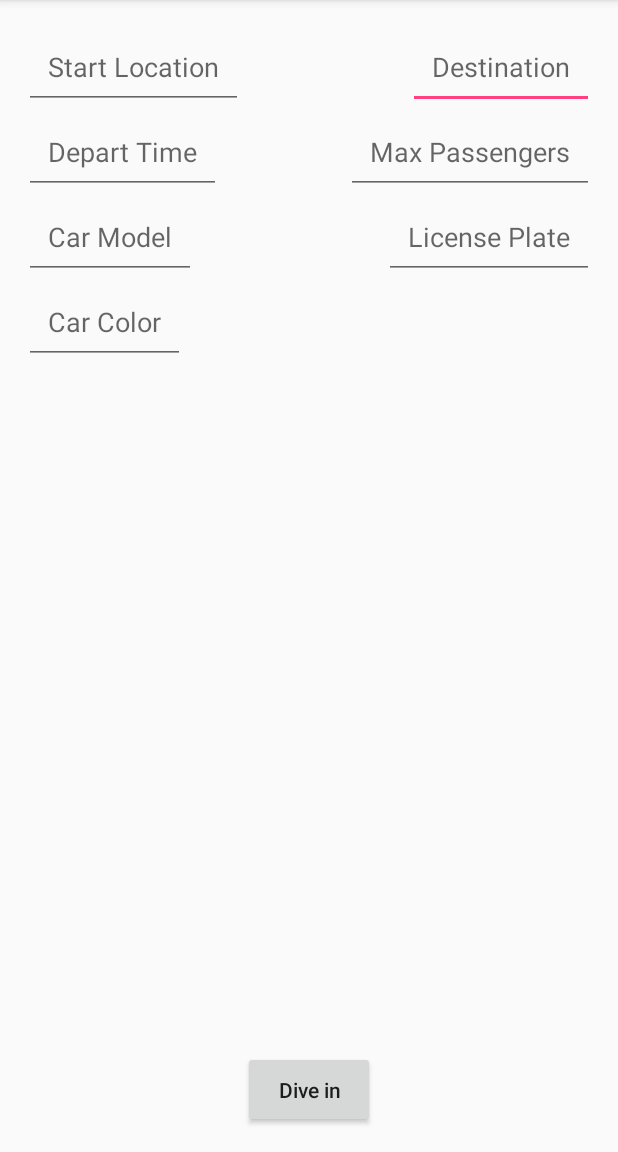
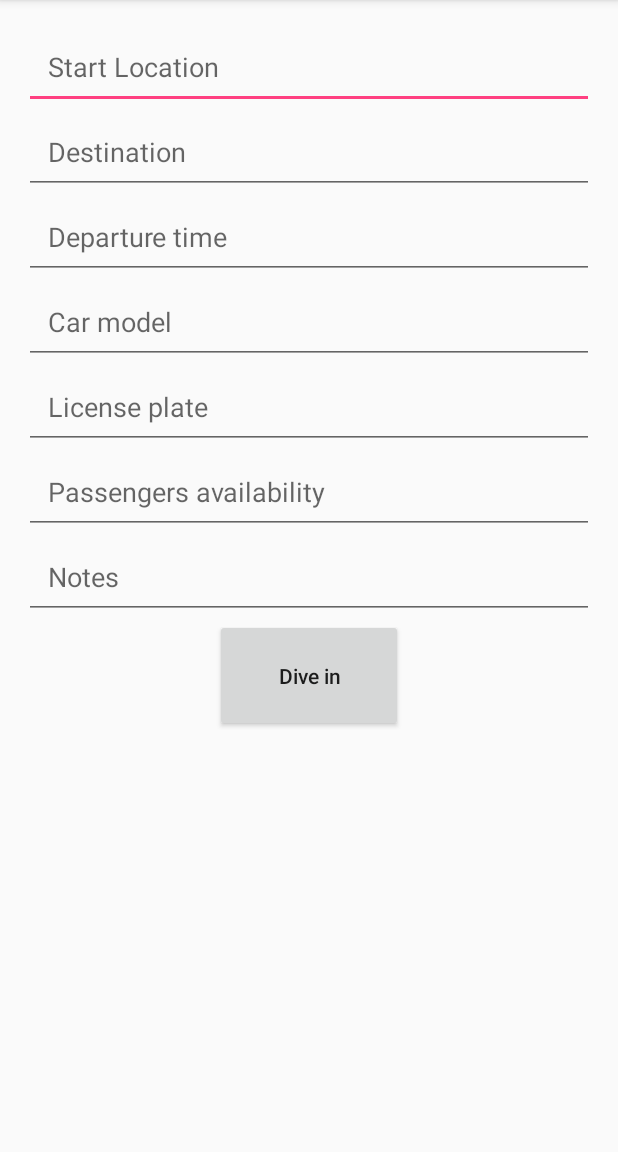
Before and after one commit to weblue/Shoal, an Android app: the DriverActivity screen opened directly, with no data from a screen before it, on a phone screen of 412 x 824 dp, the part 84-1236 px from its top. Run offline under Robolectric (Android 15) with nearby library versions, the phone set to English and light mode, and no system bars.

Commit message:
Changed driver xml to linear layout

```diff
--- a/app/src/main/res/layout/activity_driver.xml
+++ b/app/src/main/res/layout/activity_driver.xml
@@ -7,6 +7,36 @@
     android:paddingLeft="@dimen/activity_horizontal_margin"
     android:paddingRight="@dimen/activity_horizontal_margin"
     android:paddingTop="@dimen/activity_vertical_margin">
+
+    <ScrollView
+        android:layout_width="match_parent"
+        android:layout_height="match_parent"
+        android:layout_alignParentTop="true"
+        android:layout_alignParentStart="true">
+
+        <LinearLayout
+            android:layout_width="match_parent"
+            android:layout_height="match_parent"
+            android:orientation="vertical">
+
+            <TableLayout
+                android:layout_width="match_parent"
+                android:layout_height="wrap_content">
+
+                    <EditText
+                    android:padding="16dp"
+                    android:id="@+id/editTextStart"
+                    android:layout_width="wrap_content"
+                    android:layout_height="wrap_content"
+                    android:layout_alignParentStart="true"
+                    android:layout_alignParentTop="true"
+                    android:hint="Start Location" />
+
+            </TableLayout>
+
+            <TableLayout
+                android:layout_width="match_parent"
+                android:layout_height="wrap_content">
 
                 <EditText
                     android:padding="16dp"
@@ -18,69 +48,95 @@
                     android:layout_gravity="end"
                     android:hint="Destination" />
 
-    <EditText
-        android:padding="16dp"
-        android:id="@+id/editTextStart"
-        android:layout_width="wrap_content"
-        android:layout_height="wrap_content"
-        android:layout_alignParentStart="true"
-        android:layout_alignParentTop="true"
-        android:hint="Start Location" />
+            </TableLayout>
+
+            <TableLayout
+                android:layout_width="match_parent"
+                android:layout_height="wrap_content">
 
                 <EditText
                     android:padding="16dp"
-        android:id="@+id/editTextDepart"
+                    android:id="@+id/editTextDepartTime"
                     android:layout_width="wrap_content"
                     android:layout_height="wrap_content"
-        android:hint="Depart Time"
-        android:layout_below="@+id/editTextStart"
+                    android:hint="Departure time"
                     android:layout_alignParentStart="true" />
+
+            </TableLayout>
+
+            <TableLayout
+                android:layout_width="match_parent"
+                android:layout_height="wrap_content">
+
+                <EditText
+                    android:padding="16dp"
+                    android:id="@+id/editTextCar"
+                    android:layout_width="wrap_content"
+                    android:layout_height="wrap_content"
+                    android:hint="Car model"
+                    android:layout_alignParentStart="true" />
+
+            </TableLayout>
+
+            <TableLayout
+                android:layout_width="match_parent"
+                android:layout_height="wrap_content">
+
+                <EditText
+                    android:padding="16dp"
+                    android:id="@+id/editTextLicensePlate"
+                    android:layout_width="wrap_content"
+                    android:layout_height="wrap_content"
+                    android:hint="License plate"
+                    android:layout_alignParentEnd="true" />
+
+            </TableLayout>
+
+            <TableLayout
+                android:layout_width="match_parent"
+                android:layout_height="wrap_content">
 
                 <EditText
                     android:padding="16dp"
                     android:id="@+id/editTextMaxPassengers"
                     android:layout_width="wrap_content"
                     android:layout_height="wrap_content"
-        android:hint="Max Passengers"
+                    android:hint="Passengers availability"
                     android:inputType="number"
-        android:layout_below="@+id/editTextDestination"
                     android:layout_alignParentEnd="true" />
+
+            </TableLayout>
+
+            <TableLayout
+                android:layout_width="match_parent"
+                android:layout_height="wrap_content">
+
 
                 <EditText
                     android:padding="16dp"
-        android:id="@+id/editTextCar"
+                    android:id="@+id/editTextNotes"
                     android:layout_width="wrap_content"
                     android:layout_height="wrap_content"
-        android:hint="Car Model"
-        android:layout_below="@+id/editTextDepart"
+                    android:hint="Notes"
                     android:layout_alignParentStart="true" />
 
-    <EditText
-        android:padding="16dp"
-        android:id="@+id/editTextPlate"
-        android:layout_width="wrap_content"
-        android:layout_height="wrap_content"
-        android:hint="License Plate"
-        android:layout_below="@+id/editTextDepart"
-        android:layout_alignParentEnd="true" />
+            </TableLayout>
 
-    <EditText
-        android:padding="16dp"
-        android:id="@+id/editTextColor"
-        android:layout_width="wrap_content"
-        android:layout_height="wrap_content"
-        android:hint="Car Color"
-        android:layout_below="@+id/editTextCar"
-        android:layout_alignParentStart="true" />
 
             <Button
                 android:padding="16dp"
                 android:id="@+id/buttonDive"
-        android:layout_width="wrap_content"
-        android:layout_height="wrap_content"
                 android:text="Dive in"
                 android:textAllCaps="false"
                 android:layout_centerHorizontal="true"
-        android:layout_alignParentBottom="true"/>
+                android:layout_alignParentBottom="true"
+                android:layout_width="125dp"
+                android:layout_height="75dp"
+                android:textAlignment="center"
+                android:layout_gravity="center"/>
+
+        </LinearLayout>
+
+    </ScrollView>
 
 </RelativeLayout>
```
Lines whose indentation alone changed are shown as unchanged.
